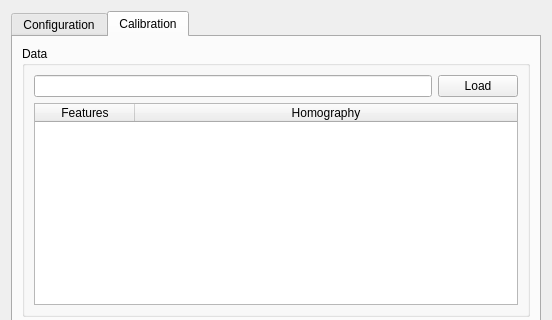
Above: widget/src/ic_widget.ui from ros-industrial/industrial_calibration before the change; both pictures show x 0 to 552 and y 0 to 320 of the 552 by 741 pixel window. Below: the same form after it.
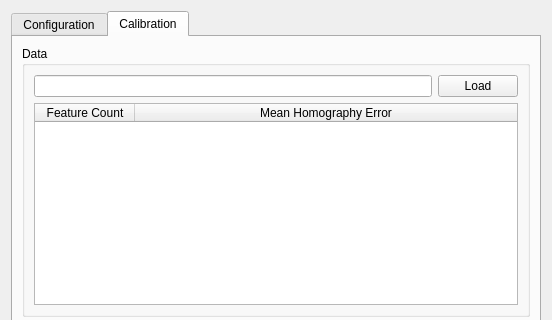
That is the form after the change. The open tabs and pages were chosen to show the change.

Commit message: Renamed eye in hand to static camera

Diff of the .ui file:
```diff
--- a/widget/src/ic_widget.ui
+++ b/widget/src/ic_widget.ui
@@ -266,12 +266,12 @@
                 </attribute>
                 <column>
                  <property name="text">
-                  <string>Features</string>
+                  <string>Feature Count</string>
                  </property>
                 </column>
                 <column>
                  <property name="text">
-                  <string>Homography</string>
+                  <string>Mean Homography Error</string>
                  </property>
                 </column>
                </widget>
```
Left out of the diff: 4 changed lines with no effect on the pictures. The commit also changes 1 other file.
